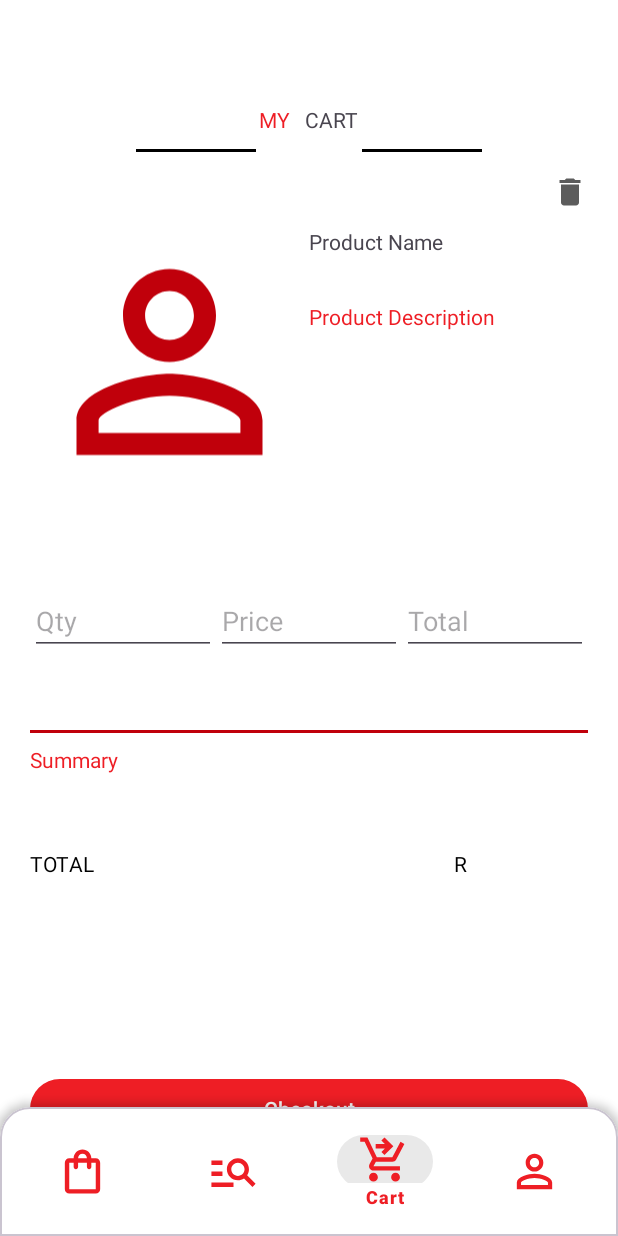
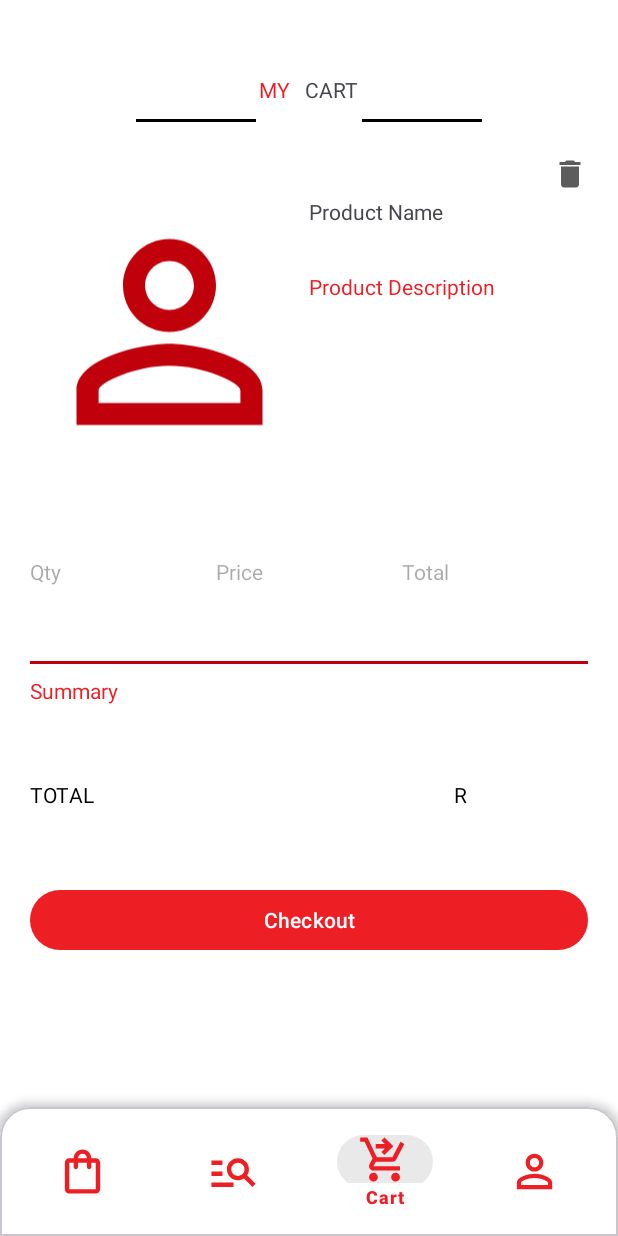
Before and after one commit to Pierce-Robinson/MediaSpace, an Android app: the screen it shows after launch once a user with an empty profile is signed in (HomeActivity), item 3 of the bottom bar chosen, on a phone screen of 412 x 824 dp. Run offline under Robolectric (Android 15) with nearby library versions, the phone set to English and light mode, and no system bars; our stand-ins replace Firebase (no records; nobody signed in at launch, a user with empty details on screens opened directly).

Commit message:
please check fix cart page for scroll, changed eveyrhting to material

```diff
--- a/app/src/main/res/layout/activity_update_profile.xml
+++ b/app/src/main/res/layout/activity_update_profile.xml
@@ -1,5 +1,6 @@
 <?xml version="1.0" encoding="utf-8"?>
-<androidx.appcompat.widget.LinearLayoutCompat xmlns:android="http://schemas.android.com/apk/res/android"
+<androidx.appcompat.widget.LinearLayoutCompat
+    xmlns:android="http://schemas.android.com/apk/res/android"
     xmlns:app="http://schemas.android.com/apk/res-auto"
     xmlns:tools="http://schemas.android.com/tools"
     android:layout_width="match_parent"
--- a/app/src/main/res/layout/fragment_cart.xml
+++ b/app/src/main/res/layout/fragment_cart.xml
@@ -13,7 +13,7 @@
         android:id="@+id/myTextView"
         android:layout_width="40dp"
         android:layout_height="wrap_content"
-        android:layout_marginTop="50dp"
+        android:layout_marginTop="30dp"
         android:layout_marginBottom="10dp"
         android:fontWeight="700"
         android:text="@string/my"
@@ -29,7 +29,7 @@
         android:id="@+id/CartTextView"
         android:layout_width="50dp"
         android:layout_height="wrap_content"
-        android:layout_marginTop="50dp"
+        android:layout_marginTop="30dp"
         android:layout_marginBottom="10dp"
         android:text="@string/cart"
         app:layout_constraintBottom_toTopOf="@id/solidLine1"
@@ -61,7 +61,7 @@
         android:id="@+id/deleteImage"
         android:layout_width="24dp"
         android:layout_height="24dp"
-        android:layout_marginTop="20dp"
+        android:layout_marginTop="10dp"
         android:src="@drawable/icon_delete"
         app:layout_constraintBottom_toTopOf="@+id/totalEditText"
         app:layout_constraintEnd_toEndOf="parent"
@@ -106,7 +106,7 @@
         app:layout_constraintTop_toBottomOf="@id/solidLine2" />
 
 
-    <EditText
+    <com.google.android.material.textview.MaterialTextView
         android:id="@+id/qtyEditText"
         android:layout_width="0dp"
         android:layout_height="wrap_content"
@@ -117,7 +117,7 @@
         app:layout_constraintEnd_toStartOf="@+id/priceEditText"
         app:layout_constraintTop_toBottomOf="@+id/productImage" />
 
-    <EditText
+    <com.google.android.material.textview.MaterialTextView
         android:id="@+id/priceEditText"
         android:layout_width="0dp"
         android:layout_height="wrap_content"
@@ -127,7 +127,7 @@
         app:layout_constraintEnd_toStartOf="@+id/totalEditText"
         app:layout_constraintTop_toBottomOf="@+id/productImage" />
 
-    <EditText
+    <com.google.android.material.textview.MaterialTextView
         android:id="@+id/totalEditText"
         android:layout_width="0dp"
         android:layout_height="wrap_content"
@@ -189,11 +189,12 @@
     <com.google.android.material.button.MaterialButton
         android:id="@+id/checkoutButton"
         android:layout_width="0dp"
-        android:layout_marginTop="130dp"
         android:layout_height="wrap_content"
+        android:layout_marginTop="50dp"
         android:text="@string/Checkout"
+        app:layout_constraintEnd_toEndOf="parent"
+        app:layout_constraintHorizontal_bias="0.6"
         app:layout_constraintStart_toStartOf="parent"
-        app:layout_constraintEnd_toEndOf="parent"
         app:layout_constraintTop_toBottomOf="@+id/totalTextView" />
 
 </androidx.constraintlayout.widget.ConstraintLayout>
```
